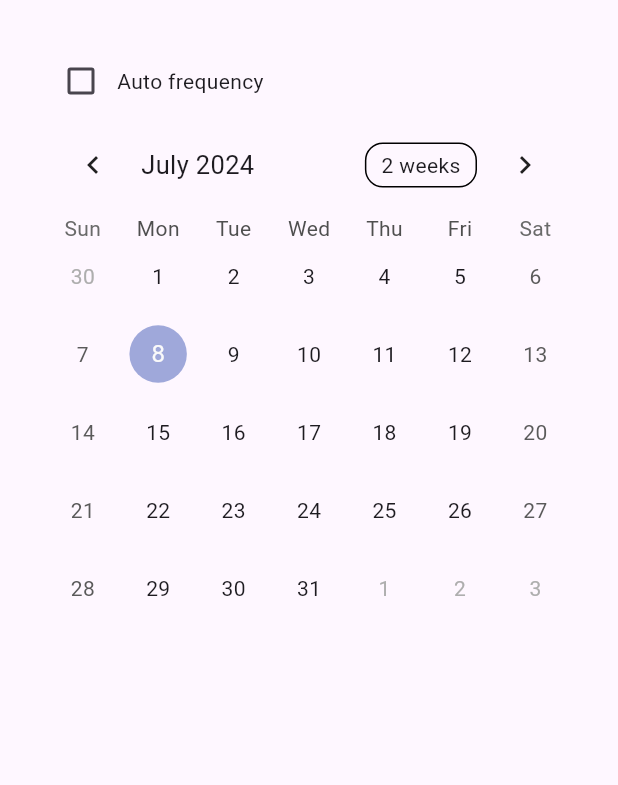
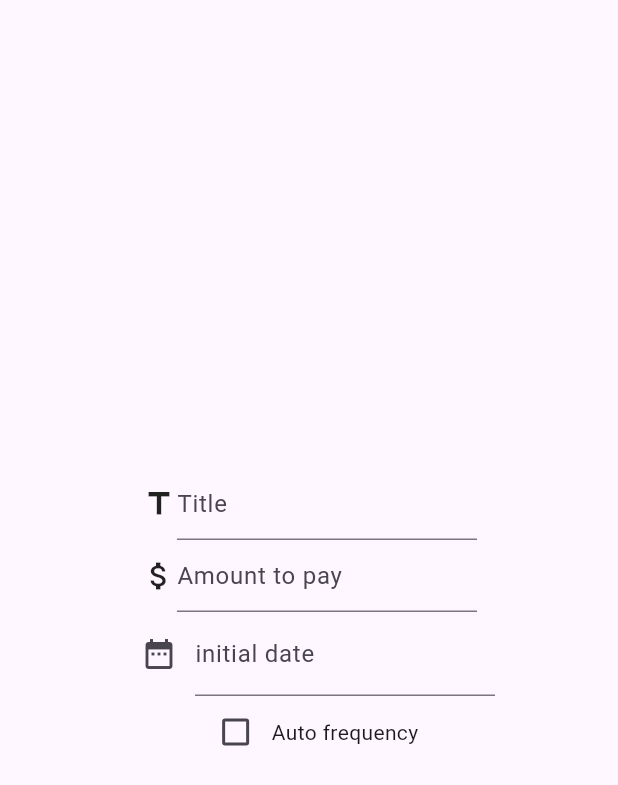
Before and after one commit to lukcza/control_your_finances, a Flutter app: the screen it shows after launch, on a phone screen of 412 x 824 dp. Shown: the top 785 px of the screen. Run offline on Flutter 3.47's test engine with Material 3 defaults, Android fonts, the light colour scheme and no system bars; drawn by our look-alikes of table_calendar; missing offline and left inert: clean_calendar.

Commit message:
change conception about adding item

```diff
--- a/lib/frequency_view.dart
+++ b/lib/frequency_view.dart
@@ -1,5 +1,6 @@
 import 'dart:collection';
-
+import 'package:intl/intl.dart';
+import 'package:clean_calendar/clean_calendar.dart';
 import 'package:flutter/material.dart';
 import 'package:table_calendar/table_calendar.dart';
 
@@ -11,10 +12,6 @@ class FrequencyView extends StatefulWidget {
 }
 
 class _FrequencyViewState extends State<FrequencyView> {
-  final Set<DateTime> _selectedDays = LinkedHashSet<DateTime>(
-    equals: isSameDay,
-  );
-
   bool? isAutoFrequencyChecked = false;
   bool? isWeeklyFrequencyChecked = false;
   bool? isMonthlyFrequencyChecked = false;
@@ -25,31 +22,106 @@ class _FrequencyViewState extends State<FrequencyView> {
       setState(() {
         _selectedFrequency = selectedFrequency;
       });
+      print(_selectedFrequency);
     }
   }
 
-  //table
-  DateTime _focusedDay = DateTime.now();
-  DateTime? _selectedDay;
-  void _onDaySelected(DateTime selectedDay, DateTime focusedDay) {
-    setState(() {
-      _focusedDay = focusedDay;
-      // Update values in a Set
-      if (_selectedDays.contains(selectedDay)) {
-        _selectedDays.remove(selectedDay);
-      } else {
-        _selectedDays.add(selectedDay);
+  //title
+  TextEditingController titleController = TextEditingController();
+  //amunt
+  TextEditingController amountController = TextEditingController();
+  //Date selection
+  @override
+  String? toDayFormated;
+  TextEditingController dateController = TextEditingController();
+  final formatYMD = DateFormat(
+    'dd/MM/yy HH:mm',
+  );
+  void initState() {
+    // TODO: implement initState
+
+    DateTime now = DateTime.now();
+    toDayFormated = formatYMD.format(now);
+    super.initState();
   }
-    });
-  }
+
+  /*//calendar
+  List<DateTime> selectedDates = [];*/
   @override
   Widget build(BuildContext context) {
     return Scaffold(
       body: Container(
-        margin: const EdgeInsets.all(30),
+        margin: const EdgeInsets.all(20),
         child: Column(
+          mainAxisAlignment: MainAxisAlignment.center,
           children: [
             Row(
+              mainAxisAlignment: MainAxisAlignment.center,
+              children: [
+                Icon(Icons.title),
+                TextField(
+                  controller: titleController,
+                  decoration: const InputDecoration(
+                    constraints: BoxConstraints(maxWidth: 200),
+                    hintText: "Title",
+
+                  ),
+                )
+              ],
+            ),
+            Row(
+              mainAxisAlignment: MainAxisAlignment.center,
+              children: [
+                Icon(Icons.attach_money),
+                TextField(
+                  keyboardType: TextInputType.number,
+                  controller: amountController,
+                  decoration: const InputDecoration(
+                    constraints: BoxConstraints(maxWidth: 200),
+                    hintText: "Amount to pay",
+                    suffixText: "zł"
+                  ),
+                )
+              ],
+            ),
+            Row(
+              mainAxisAlignment: MainAxisAlignment.center,
+              children: [
+                IconButton(
+                  onPressed: () async {
+                    DateTime? pickedDate = await showDatePicker(
+                        context: context,
+                        initialDate: DateTime.now(),
+                        firstDate: DateTime(2000),
+                        lastDate: DateTime(2028));
+                    TimeOfDay? pickedTime = await showTimePicker(
+                        context: context,
+                        initialTime: TimeOfDay(hour: 0, minute: 0));
+                    if (pickedDate == null || pickedTime == null) {
+                      setState(() {
+                        dateController.text = "";
+                      });
+                    } else {
+                      pickedDate = pickedDate.copyWith(
+                          hour: pickedTime.hour, minute: pickedTime.minute);
+                      setState(() {
+                        dateController.text = formatYMD.format(pickedDate!);
+                      });
+                    }
+                  },
+                  icon: Icon(Icons.date_range),
+                ),
+                TextField(
+                    controller: dateController,
+                    decoration: InputDecoration(
+                        constraints: BoxConstraints(maxWidth: 200),
+                        hintText: toDayFormated,
+                        labelText: "initial date"
+                    )),
+              ],
+            ),
+            Row(
+              mainAxisAlignment: MainAxisAlignment.center,
               children: [
                 Checkbox(
                   value: isAutoFrequencyChecked,
@@ -64,9 +136,9 @@ class _FrequencyViewState extends State<FrequencyView> {
               ],
             ),
             if (isAutoFrequencyChecked != false) ...[
-              Divider(
-                height: 1,
-              ),
+              Row(
+                mainAxisAlignment: MainAxisAlignment.center,
+                children: [
                   DropdownButton(
                     value: _selectedFrequency,
                     items: const [
@@ -78,15 +150,54 @@ class _FrequencyViewState extends State<FrequencyView> {
                     onChanged: dropdownCallback,
                   ),
                 ],
-            TableCalendar(
-              firstDay: DateTime.utc(2010, 10, 16),
-              lastDay: DateTime.utc(2030, 3, 14),
-              focusedDay: DateTime.now(),
-              selectedDayPredicate: (day) {
-                return isSameDay(_selectedDay, day);
+              ),
+            ],
+            /* CleanCalendar(
+              datePickerCalendarView: DatePickerCalendarView.monthView,
+              dateSelectionMode: DatePickerSelectionMode.singleOrMultiple,
+              onCalendarViewDate: (DateTime calendarViewDate) {
+                // print(calendarViewDate);
               },
-              onDaySelected: _onDaySelected,
-            ),
+              selectedDates: selectedDates,
+              onSelectedDates: (List<DateTime> value) {
+                DateTime startDate = value.first;
+                setState(() {
+                    if (selectedDates.contains(startDate)) {
+                      selectedDates.remove(startDate);
+                      print(startDate);
+                    } else {
+                      if(isAutoFrequencyChecked==false) {
+                        selectedDates.add(startDate);
+                      }else{
+                        switch(_selectedFrequency){
+                          case "Daily":
+                            DateTime endDate = DateTime(startDate.year+1, startDate.month, 1).subtract(Duration(days: 1));
+                            while(startDate.isBefore(endDate)||startDate.isAtSameMomentAs(endDate)){
+                              selectedDates.add(startDate);
+                              startDate = startDate.add(Duration(days:1));
+                            }
+                            break;
+                          case "Weekly":
+                            DateTime endDate = DateTime(startDate.year+1, startDate.month, 1).subtract(Duration(days: 1));
+                            while(startDate.isBefore(endDate)||startDate.isAtSameMomentAs(endDate)){
+                              selectedDates.add(startDate);
+                              startDate = startDate.add(Duration(days:7));
+                            }
+                            break;
+                          case "Monthly":
+                            DateTime endDate = DateTime(startDate.year+1, startDate.month, 1).subtract(Duration(days: 1));
+                            while(startDate.isBefore(endDate)||startDate.isAtSameMomentAs(endDate)){
+                              selectedDates.add(startDate);
+                              startDate = new DateTime(startDate.year, startDate.month+1,startDate.day);
+                            }
+                            break;
+                        }
+                      }
+                    }
+                });
+                print(selectedDates);
+              },
+            ),*/
           ],
         ),
       ),
--- a/pubspec.yaml
+++ b/pubspec.yaml
@@ -36,6 +36,7 @@ dependencies:
   # Use with the CupertinoIcons class for iOS style icons.
   cupertino_icons: ^1.0.2
   table_calendar: ^3.1.2
+  clean_calendar: ^1.1.0
 
 dev_dependencies:
   flutter_test:
```
Also changed, not shown: pubspec.lock, 1 other file. Lines whose indentation alone changed are shown as unchanged.
